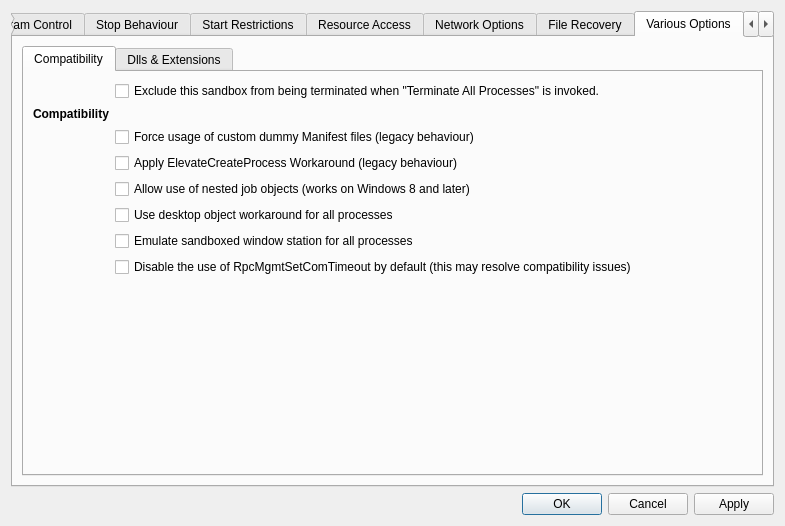
First picture: the form in SandboxiePlus/SandMan/Forms/OptionsWindow.ui, repository sandboxie-plus/Sandboxie, before the edit.
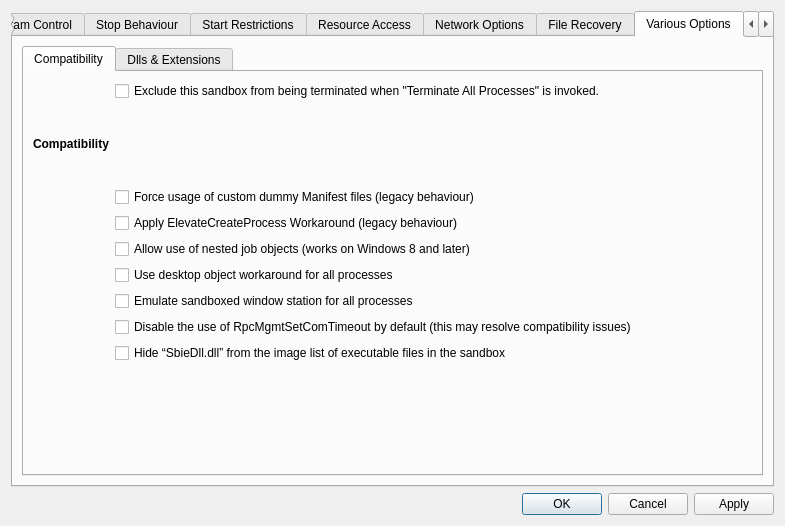
Second picture: the form after the edit. The open tabs and pages were chosen to show the change.

```diff
--- a/SandboxiePlus/SandMan/Forms/OptionsWindow.ui
+++ b/SandboxiePlus/SandMan/Forms/OptionsWindow.ui
@@ -3506,9 +3506,38 @@
             <attribute name="title">
              <string>Compatibility</string>
             </attribute>
-            <layout class="QGridLayout" name="gridLayout_63">
-             <item row="0" column="0">
-              <layout class="QGridLayout" name="gridLayout_62">
+            <layout class="QGridLayout" name="gridLayout_37">
+             <item row="0" column="1">
+              <widget class="QCheckBox" name="chkNoPanic">
+               <property name="toolTip">
+                <string>When the global hotkey is pressed 3 times in short succession this exception will be ignored.</string>
+               </property>
+               <property name="text">
+                <string>Exclude this sandbox from being terminated when &quot;Terminate All Processes&quot; is invoked.</string>
+               </property>
+              </widget>
+             </item>
+             <item row="1" column="0">
+              <widget class="QLabel" name="lblCompatibility">
+               <property name="font">
+                <font>
+                 <weight>75</weight>
+                 <bold>true</bold>
+                 <kerning>true</kerning>
+                </font>
+               </property>
+               <property name="text">
+                <string>Compatibility</string>
+               </property>
+              </widget>
+             </item>
+             <item row="2" column="1">
+              <widget class="QCheckBox" name="chkPreferExternalManifest">
+               <property name="text">
+                <string>Force usage of custom dummy Manifest files (legacy behaviour)</string>
+               </property>
+              </widget>
+             </item>
                <item row="3" column="1">
                 <widget class="QCheckBox" name="chkElevateCreateProcessFix">
                  <property name="text">
@@ -3516,6 +3545,20 @@
                  </property>
                 </widget>
                </item>
+             <item row="4" column="1">
+              <widget class="QCheckBox" name="chkNestedJobs">
+               <property name="text">
+                <string>Allow use of nested job objects (works on Windows 8 and later)</string>
+               </property>
+              </widget>
+             </item>
+             <item row="5" column="1">
+              <widget class="QCheckBox" name="chkUseSbieDeskHack">
+               <property name="text">
+                <string>Use desktop object workaround for all processes</string>
+               </property>
+              </widget>
+             </item>
                <item row="6" column="1">
                 <widget class="QCheckBox" name="chkUseSbieWndStation">
                  <property name="text">
@@ -3523,20 +3566,6 @@
                  </property>
                 </widget>
                </item>
-               <item row="1" column="0">
-                <widget class="QLabel" name="lblCompatibility">
-                 <property name="font">
-                  <font>
-                   <weight>75</weight>
-                   <bold>true</bold>
-                   <kerning>true</kerning>
-                  </font>
-                 </property>
-                 <property name="text">
-                  <string>Compatibility</string>
-                 </property>
-                </widget>
-               </item>
                <item row="7" column="1">
                 <widget class="QCheckBox" name="chkComTimeout">
                  <property name="text">
@@ -3544,21 +3573,7 @@
                  </property>
                 </widget>
                </item>
-               <item row="2" column="1">
-                <widget class="QCheckBox" name="chkPreferExternalManifest">
-                 <property name="text">
-                  <string>Force usage of custom dummy Manifest files (legacy behaviour)</string>
-                 </property>
-                </widget>
-               </item>
-               <item row="5" column="1">
-                <widget class="QCheckBox" name="chkUseSbieDeskHack">
-                 <property name="text">
-                  <string>Use desktop object workaround for all processes</string>
-                 </property>
-                </widget>
-               </item>
-               <item row="8" column="0">
+             <item row="8" column="0" rowspan="2">
                 <spacer name="verticalSpacer_28">
                  <property name="orientation">
                   <enum>Qt::Vertical</enum>
@@ -3566,42 +3581,30 @@
                  <property name="sizeHint" stdset="0">
                   <size>
                    <width>20</width>
-                   <height>40</height>
+                 <height>122</height>
                   </size>
                  </property>
                 </spacer>
                </item>
                <item row="8" column="1">
+              <widget class="QCheckBox" name="chkHideSbieDll">
+               <property name="text">
+                <string>Hide “SbieDll.dll” from the image list of executable files in the sandbox</string>
+               </property>
+              </widget>
+             </item>
+             <item row="9" column="1">
                 <spacer name="horizontalSpacer_12">
                  <property name="orientation">
                   <enum>Qt::Horizontal</enum>
                  </property>
                  <property name="sizeHint" stdset="0">
                   <size>
-                   <width>40</width>
+                 <width>617</width>
                    <height>20</height>
                   </size>
                  </property>
                 </spacer>
-               </item>
-               <item row="4" column="1">
-                <widget class="QCheckBox" name="chkNestedJobs">
-                 <property name="text">
-                  <string>Allow use of nested job objects (works on Windows 8 and later)</string>
-                 </property>
-                </widget>
-               </item>
-               <item row="0" column="1">
-                <widget class="QCheckBox" name="chkNoPanic">
-                 <property name="toolTip">
-                  <string>When the global hotkey is pressed 3 times in short succession this exception will be ignored.</string>
-                 </property>
-                 <property name="text">
-                  <string>Exclude this sandbox from being terminated when &quot;Terminate All Processes&quot; is invoked.</string>
-                 </property>
-                </widget>
-               </item>
-              </layout>
              </item>
             </layout>
            </widget>
```
Left out of the diff: 6 changed lines with no effect on the pictures. Lines whose indentation alone changed are shown as unchanged.
